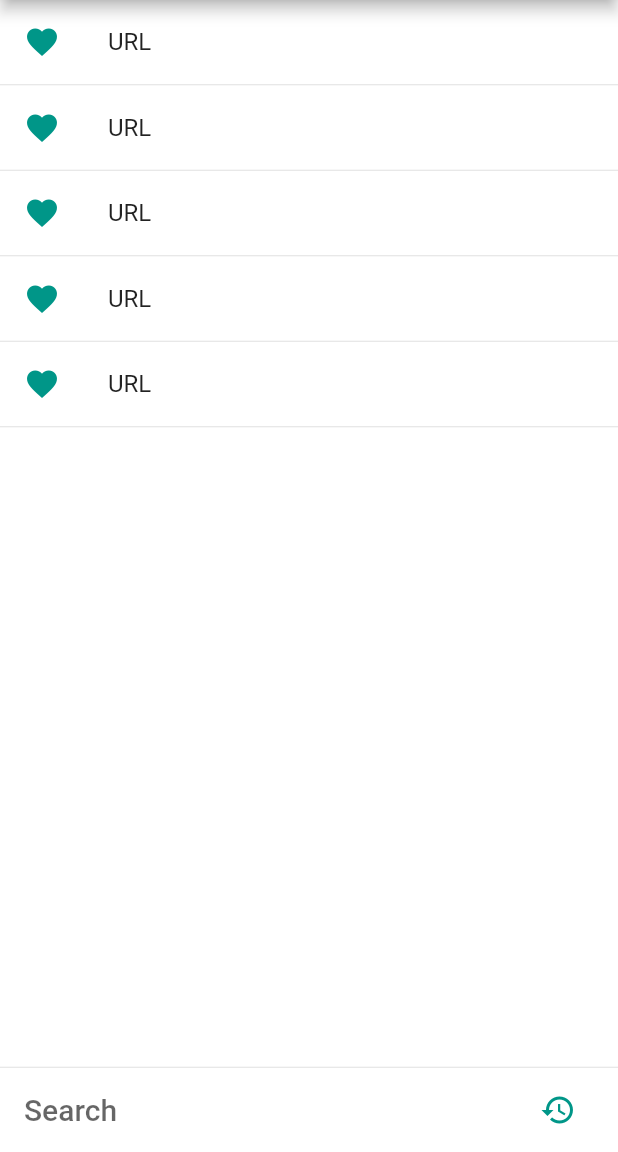
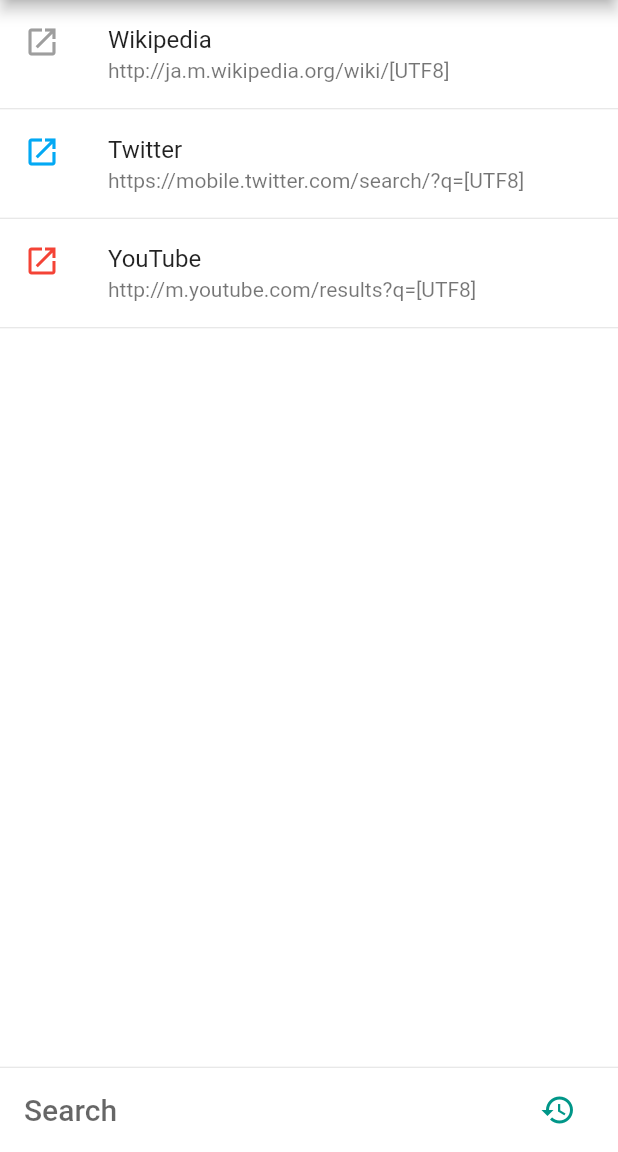
Before and after one commit to rakuishi/quicka-flutter, a Flutter app: the screen it shows after launch, on a phone screen of 412 x 824 dp, the part 84-1236 px from its top. Run offline on Flutter 3.47's test engine with Material 2 defaults, Android fonts, the phone set to English and light mode, and no system bars; our stand-ins replace shared_preferences; generated files the repository leaves out were written again.

Commit message:
Add launcher.dart

```diff
--- /dev/null
+++ b/lib/model/launcher.dart
@@ -0,0 +1,28 @@
+import 'package:flutter/material.dart';
+
+class Launcher {
+  int id;
+  String name;
+  String url;
+  IconData icon;
+  Color color;
+
+  Launcher(String name, String url, IconData icon, Color color) {
+    this.id = new DateTime.now().millisecondsSinceEpoch;
+    this.name = name;
+    this.url = url;
+    this.icon = icon;
+    this.color = color;
+  }
+
+  static List<Launcher> defaults() {
+    return [
+      new Launcher('Wikipedia', 'http://ja.m.wikipedia.org/wiki/[UTF8]',
+          Icons.launch, Colors.grey.shade500),
+      new Launcher('Twitter', 'https://mobile.twitter.com/search/?q=[UTF8]',
+          Icons.launch, Colors.lightBlue.shade500),
+      new Launcher('YouTube', 'http://m.youtube.com/results?q=[UTF8]',
+          Icons.launch, Colors.red.shade500),
+    ];
+  }
+}
--- a/lib/ui/home_page.dart
+++ b/lib/ui/home_page.dart
@@ -2,6 +2,8 @@ import 'package:flutter/material.dart';
 import 'package:url_launcher/url_launcher.dart';
 import 'package:quicka/repository/history_repository.dart';
 import 'package:quicka/model/history.dart';
+import 'package:quicka/model/launcher.dart';
+import 'dart:convert';
 
 class HomePage extends StatefulWidget {
   @override
@@ -11,6 +13,7 @@ class HomePage extends StatefulWidget {
 class _HomePageState extends State<HomePage> {
   final TextEditingController _textController = new TextEditingController();
   final HistoryRepository _historyRepository = new HistoryRepository();
+  final List<Launcher> _launchers = Launcher.defaults();
 
   @override
   Widget build(BuildContext context) {
@@ -49,18 +52,16 @@ class _HomePageState extends State<HomePage> {
       itemBuilder: (context, i) {
         if (i.isOdd) return new Divider(height: 1.0);
 
+        final index = i ~/ 2;
+        final launcher = _launchers[index];
         return new ListTile(
-          title: new Text('URL'),
-          leading: new Icon(
-            Icons.favorite,
-            color: Theme.of(context).accentColor,
-          ),
-          onTap: () {
-            // do something
-          },
+          title: new Text(launcher.name),
+          subtitle: new Text(launcher.url),
+          leading: new Icon(launcher.icon, color: launcher.color),
+          onTap: () => _launch(url: launcher.url),
         );
       },
-      itemCount: 10,
+      itemCount: _launchers.length * 2,
     );
   }
 
@@ -74,7 +75,7 @@ class _HomePageState extends State<HomePage> {
             new Flexible(
               child: new TextField(
                 controller: _textController,
-                onSubmitted: _handleSubmitted,
+                onSubmitted: (text) => _launch(),
                 decoration: new InputDecoration.collapsed(hintText: 'Search'),
                 style: Theme.of(context).textTheme.title,
               ),
@@ -92,22 +93,21 @@ class _HomePageState extends State<HomePage> {
     );
   }
 
-  void _handleSubmitted(String text) {
+  void _launch({String url = 'http://www.google.com/search?q=[UTF8]'}) async {
+    String text = _textController.text;
     _textController.clear();
+
     if (text.length > 0) {
-      _historyRepository
+      await _historyRepository
           .add(new History(text))
-          .then((history) => debugPrint(history.toString()))
-          .whenComplete(() => _launchURL(
-              "http://www.google.com/search?q=${Uri.encodeComponent(text)}"));
-    }
-  }
+          .then((history) => debugPrint(history.toString()));
 
-  void _launchURL(urlString) async {
-    if (await canLaunch(urlString)) {
-      launch(urlString);
-    } else {
-      debugPrint('Could not launch $urlString');
+      url = url.replaceAll('[UTF8]', Uri.encodeQueryComponent(text, encoding: UTF8));
+      if (await canLaunch(url)) {
+        launch(url);
+      } else {
+        debugPrint('Could not launch $url');
+      }
     }
   }
 
```
Also changed, not shown: lib/ui/settings_page.dart (line endings or trailing spaces).
